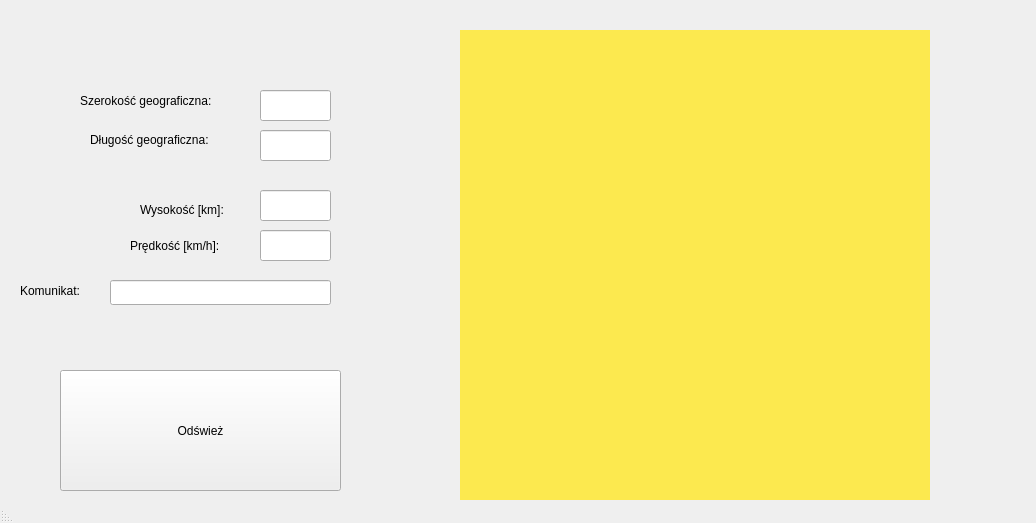
First picture: the form in mainwindow.ui, repository studentwb/wisualisation_ISS, before the edit.
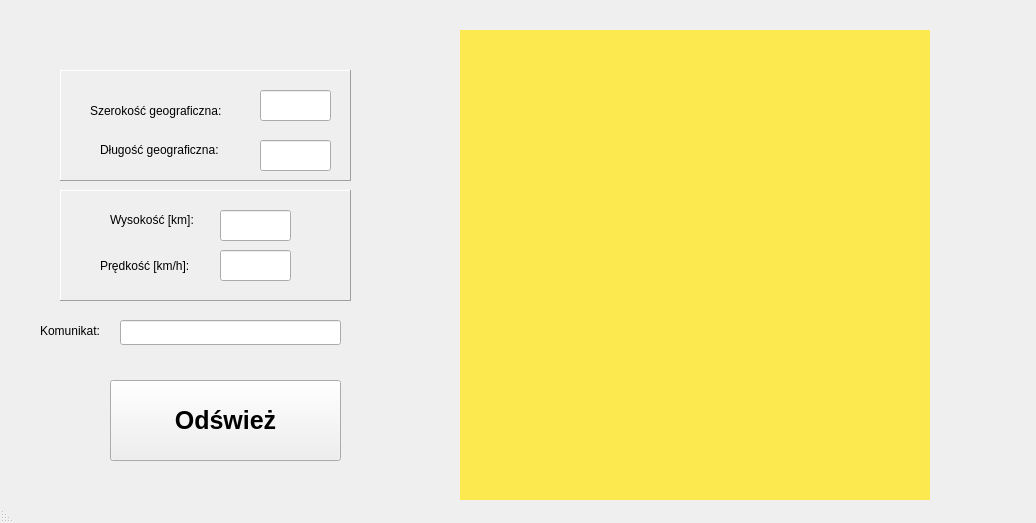
Second picture: the form after the edit. Custom widgets are drawn as their Qt base class.

What changed in the file:
```diff
--- a/mainwindow.ui
+++ b/mainwindow.ui
@@ -23,8 +23,8 @@
    <widget class="QLabel" name="label">
     <property name="geometry">
      <rect>
-      <x>80</x>
-      <y>90</y>
+      <x>90</x>
+      <y>100</y>
       <width>171</width>
       <height>21</height>
      </rect>
@@ -36,8 +36,8 @@
    <widget class="QLabel" name="label_2">
     <property name="geometry">
      <rect>
-      <x>90</x>
-      <y>130</y>
+      <x>100</x>
+      <y>140</y>
       <width>151</width>
       <height>20</height>
      </rect>
@@ -49,8 +49,8 @@
    <widget class="QLabel" name="label_3">
     <property name="geometry">
      <rect>
-      <x>140</x>
-      <y>200</y>
+      <x>110</x>
+      <y>210</y>
       <width>111</width>
       <height>20</height>
      </rect>
@@ -68,8 +68,8 @@
    <widget class="QLabel" name="label_4">
     <property name="geometry">
      <rect>
-      <x>130</x>
-      <y>230</y>
+      <x>100</x>
+      <y>250</y>
       <width>121</width>
       <height>31</height>
      </rect>
@@ -81,12 +81,22 @@
    <widget class="QPushButton" name="pushButton">
     <property name="geometry">
      <rect>
-      <x>60</x>
-      <y>370</y>
-      <width>281</width>
-      <height>121</height>
+      <x>110</x>
+      <y>380</y>
+      <width>231</width>
+      <height>81</height>
      </rect>
     </property>
+    <property name="font">
+     <font>
+      <pointsize>19</pointsize>
+      <weight>75</weight>
+      <bold>true</bold>
+     </font>
+    </property>
+    <property name="mouseTracking">
+     <bool>false</bool>
+    </property>
     <property name="text">
      <string>Odśwież</string>
     </property>
@@ -120,8 +130,8 @@
    <widget class="QLineEdit" name="lineEdit_3">
     <property name="geometry">
      <rect>
-      <x>260</x>
-      <y>190</y>
+      <x>220</x>
+      <y>210</y>
       <width>71</width>
       <height>31</height>
      </rect>
@@ -133,8 +143,8 @@
    <widget class="QLineEdit" name="lineEdit_4">
     <property name="geometry">
      <rect>
-      <x>260</x>
-      <y>230</y>
+      <x>220</x>
+      <y>250</y>
       <width>71</width>
       <height>31</height>
      </rect>
@@ -146,8 +156,8 @@
    <widget class="QLineEdit" name="lineEdit_5">
     <property name="geometry">
      <rect>
-      <x>110</x>
-      <y>280</y>
+      <x>120</x>
+      <y>320</y>
       <width>221</width>
       <height>25</height>
      </rect>
@@ -156,8 +166,8 @@
    <widget class="QLabel" name="label_5">
     <property name="geometry">
      <rect>
-      <x>20</x>
-      <y>280</y>
+      <x>40</x>
+      <y>320</y>
       <width>81</width>
       <height>21</height>
      </rect>
@@ -170,12 +180,44 @@
     <property name="geometry">
      <rect>
       <x>260</x>
-      <y>130</y>
+      <y>140</y>
       <width>71</width>
       <height>31</height>
      </rect>
     </property>
    </widget>
+   <widget class="QFrame" name="frame_2">
+    <property name="geometry">
+     <rect>
+      <x>60</x>
+      <y>190</y>
+      <width>291</width>
+      <height>111</height>
+     </rect>
+    </property>
+    <property name="frameShape">
+     <enum>QFrame::Panel</enum>
+    </property>
+    <property name="frameShadow">
+     <enum>QFrame::Raised</enum>
+    </property>
+   </widget>
+   <widget class="QFrame" name="frame">
+    <property name="geometry">
+     <rect>
+      <x>60</x>
+      <y>70</y>
+      <width>291</width>
+      <height>111</height>
+     </rect>
+    </property>
+    <property name="frameShape">
+     <enum>QFrame::Panel</enum>
+    </property>
+    <property name="frameShadow">
+     <enum>QFrame::Raised</enum>
+    </property>
+   </widget>
   </widget>
   <widget class="QStatusBar" name="statusbar"/>
  </widget>
```
